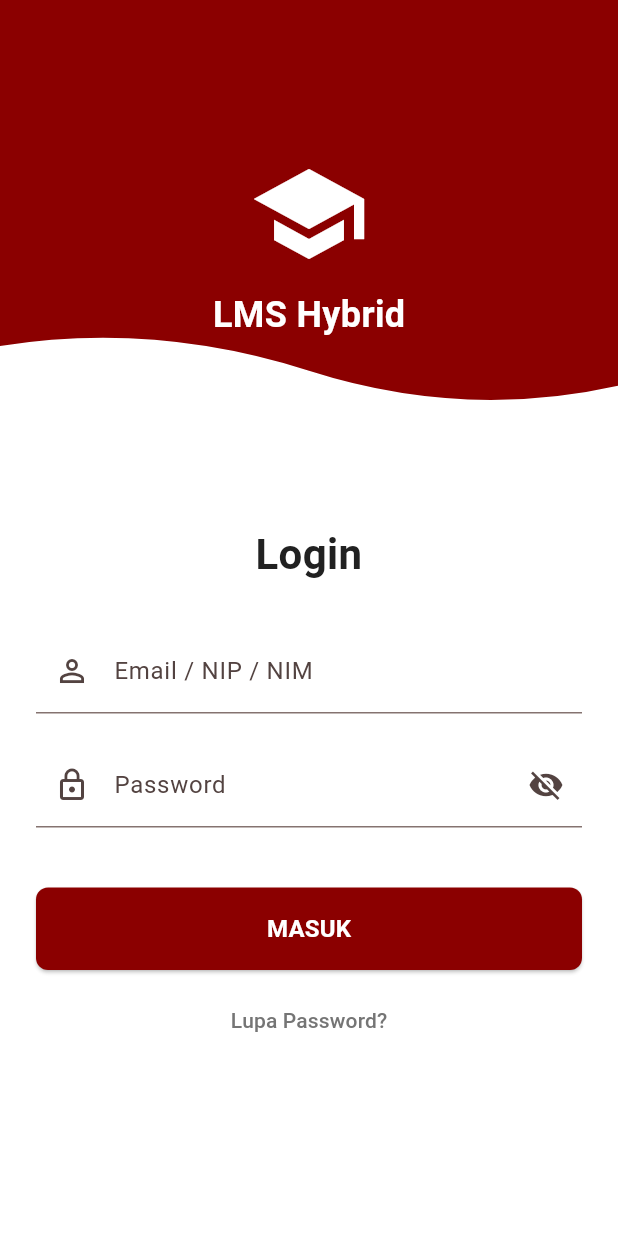
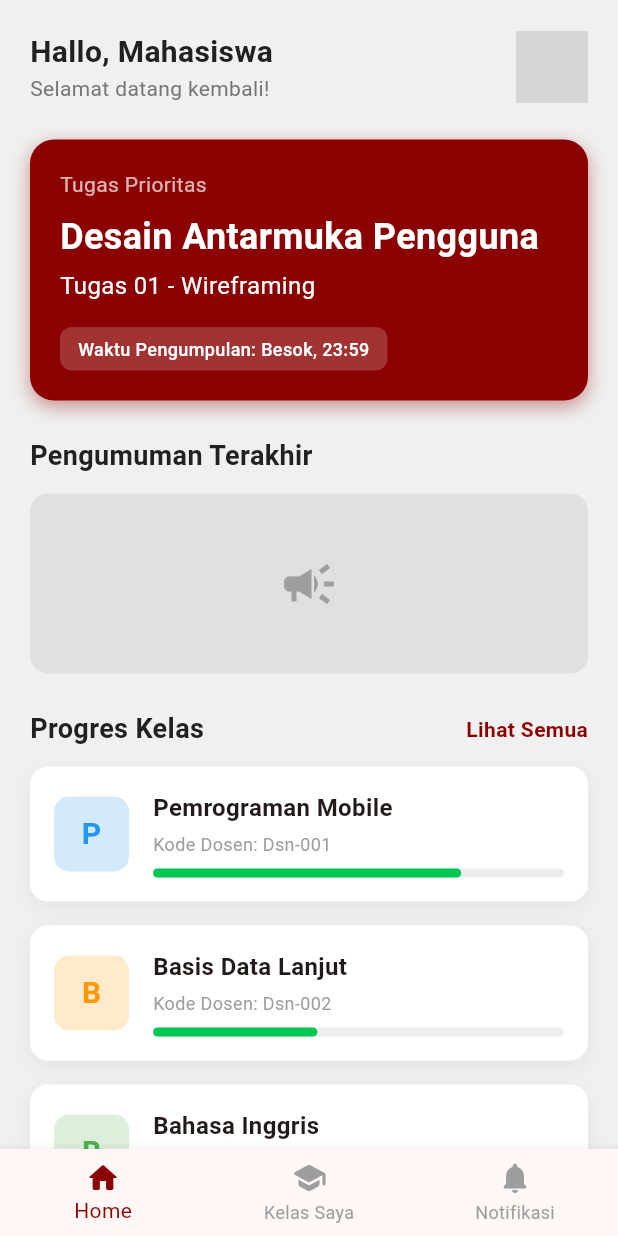
Before and after one commit to mas-fiqi/MLS_tugas_semester7., a Flutter app: the screen it shows after launch, after a tap on "MASUK", on a phone screen of 412 x 824 dp. Run offline on Flutter 3.47's test engine with Material 3 defaults, Android fonts, the phone set to English and light mode, and no system bars; grey boxes are pictures that could not be loaded.

Commit message:
Halaman Utama (Dashboard) dan Navigasi.

```diff
--- a/lib/features/authentication/presentation/pages/login_screen.dart
+++ b/lib/features/authentication/presentation/pages/login_screen.dart
@@ -1,6 +1,7 @@
 import 'package:flutter/material.dart';
 import 'package:learning_management_system/core/constants/colors.dart';
 import 'package:learning_management_system/features/authentication/presentation/widgets/login_clipper.dart';
+import 'package:learning_management_system/features/home/presentation/pages/main_screen.dart';
 
 class LoginScreen extends StatefulWidget {
   const LoginScreen({super.key});
@@ -105,7 +106,11 @@ class _LoginScreenState extends State<LoginScreen> {
                   // Login Button
                   ElevatedButton(
                     onPressed: () {
-                      // TODO: Implement Login Logic
+                      // Navigate to Main Screen (Dashboard)
+                      Navigator.pushReplacement(
+                        context,
+                        MaterialPageRoute(builder: (context) => const MainScreen())
+                      );
                     },
                     child: const Text(
                       "MASUK",
--- a/lib/features/authentication/presentation/pages/splash_screen.dart
+++ b/lib/features/authentication/presentation/pages/splash_screen.dart
@@ -28,20 +28,26 @@ class _SplashScreenState extends State<SplashScreen> {
   @override
   Widget build(BuildContext context) {
     return Scaffold(
-      backgroundColor: kBackgroundColor, // White
+      backgroundColor: kPrimaryColor, // Merah Marun
       body: Center(
         child: Column(
           mainAxisAlignment: MainAxisAlignment.center,
           children: [
-            // Placeholder for Logo if needed later, currently just Text or empty
-            // Image.asset('assets/images/logo.png', height: 150),
+            // Icon Placeholder for Logo
+            const Icon(Icons.school_rounded, color: Colors.white, size: 100),
             const SizedBox(height: 20),
             const Text(
-              "Loading...",
+              "Learning Management System",
               style: TextStyle(
-                color: Colors.black54,
-                fontSize: 16,
+                color: Colors.white,
+                fontSize: 20,
+                fontWeight: FontWeight.bold,
               ),
+            ),
+            const SizedBox(height: 20),
+            // Optional: Loading indicator
+            const CircularProgressIndicator(
+              valueColor: AlwaysStoppedAnimation<Color>(Colors.white),
             ),
           ],
         ),
--- /dev/null
+++ b/lib/features/home/presentation/pages/home_screen.dart
@@ -0,0 +1,186 @@
+import 'package:flutter/material.dart';
+import 'package:learning_management_system/core/constants/colors.dart';
+import 'package:learning_management_system/features/home/presentation/widgets/course_card.dart';
+
+class HomeScreen extends StatelessWidget {
+  const HomeScreen({super.key});
+
+  @override
+  Widget build(BuildContext context) {
+    return Scaffold(
+      backgroundColor: kSurfaceColor,
+      body: SafeArea(
+        child: SingleChildScrollView(
+          padding: const EdgeInsets.all(20.0),
+          child: Column(
+            crossAxisAlignment: CrossAxisAlignment.start,
+            children: [
+              // 1. Header
+              Row(
+                mainAxisAlignment: MainAxisAlignment.spaceBetween,
+                children: [
+                  Column(
+                    crossAxisAlignment: CrossAxisAlignment.start,
+                    children: const [
+                      Text(
+                        "Hallo, Mahasiswa",
+                        style: TextStyle(
+                          fontSize: 20,
+                          fontWeight: FontWeight.bold,
+                          color: kTextColor,
+                        ),
+                      ),
+                      Text(
+                        "Selamat datang kembali!",
+                        style: TextStyle(
+                          fontSize: 14,
+                          color: kTextLightColor,
+                        ),
+                      ),
+                    ],
+                  ),
+                  const CircleAvatar(
+                    radius: 24,
+                    backgroundImage: AssetImage('assets/images/profile_placeholder.png'), // Pastikan ada placeholder atau gunakan Icon
+                    child: Icon(Icons.person),
+                  ),
+                ],
+              ),
+              const SizedBox(height: 24),
+
+              // 2. Kartu Tugas (Red Card)
+              Container(
+                width: double.infinity,
+                padding: const EdgeInsets.all(20),
+                decoration: BoxDecoration(
+                  color: kPrimaryColor,
+                  borderRadius: BorderRadius.circular(16),
+                  boxShadow: [
+                    BoxShadow(
+                      color: kPrimaryColor.withOpacity(0.4),
+                      blurRadius: 10,
+                      offset: const Offset(0, 4),
+                    ),
+                  ],
+                ),
+                child: Column(
+                  crossAxisAlignment: CrossAxisAlignment.start,
+                  children: [
+                    const Text(
+                      "Tugas Prioritas",
+                      style: TextStyle(
+                        color: Colors.white70,
+                        fontSize: 14,
+                      ),
+                    ),
+                    const SizedBox(height: 8),
+                    const Text(
+                      "Desain Antarmuka Pengguna",
+                      style: TextStyle(
+                        color: Colors.white,
+                        fontSize: 24, // Lebih besar
+                        fontWeight: FontWeight.bold,
+                      ),
+                    ),
+                    const SizedBox(height: 4),
+                    const Text(
+                      "Tugas 01 - Wireframing",
+                      style: TextStyle(
+                        color: Colors.white,
+                        fontSize: 16,
+                      ),
+                    ),
+                    const SizedBox(height: 16),
+                    Container(
+                      padding: const EdgeInsets.symmetric(horizontal: 12, vertical: 6),
+                      decoration: BoxDecoration(
+                        color: Colors.white.withOpacity(0.2),
+                        borderRadius: BorderRadius.circular(8),
+                      ),
+                      child: const Text(
+                        "Waktu Pengumpulan: Besok, 23:59",
+                        style: TextStyle(
+                          color: Colors.white,
+                          fontSize: 12,
+                          fontWeight: FontWeight.w500,
+                        ),
+                      ),
+                    ),
+                  ],
+                ),
+              ),
+              const SizedBox(height: 24),
+
+              // 3. Pengumuman
+              const Text(
+                "Pengumuman Terakhir",
+                style: TextStyle(
+                  fontSize: 18,
+                  fontWeight: FontWeight.bold,
+                  color: kTextColor,
+                ),
+              ),
+              const SizedBox(height: 12),
+              Container(
+                width: double.infinity,
+                height: 120,
+                decoration: BoxDecoration(
+                  color: Colors.grey[300],
+                  borderRadius: BorderRadius.circular(12),
+                  // image: DecorationImage(image: AssetImage('assets/images/banner.png'), fit: BoxFit.cover),
+                ),
+                child: const Center(
+                  child: Icon(Icons.campaign, size: 40, color: Colors.grey),
+                ),
+              ),
+              const SizedBox(height: 24),
+
+              // 4. Progres Kelas
+              Row(
+                mainAxisAlignment: MainAxisAlignment.spaceBetween,
+                children: const [
+                  Text(
+                    "Progres Kelas",
+                    style: TextStyle(
+                      fontSize: 18,
+                      fontWeight: FontWeight.bold,
+                      color: kTextColor,
+                    ),
+                  ),
+                  Text(
+                    "Lihat Semua",
+                    style: TextStyle(
+                      color: kPrimaryColor,
+                      fontWeight: FontWeight.bold,
+                    ),
+                  ),
+                ],
+              ),
+              const SizedBox(height: 12),
+
+              // List Mata Kuliah Dummy
+              const CourseCard(
+                courseName: "Pemrograman Mobile",
+                lecturerCode: "Dsn-001",
+                progress: 0.75,
+                iconColor: Colors.blue,
+              ),
+              const CourseCard(
+                courseName: "Basis Data Lanjut",
+                lecturerCode: "Dsn-002",
+                progress: 0.40,
+                iconColor: Colors.orange,
+              ),
+              const CourseCard(
+                courseName: "Bahasa Inggris",
+                lecturerCode: "Dsn-003",
+                progress: 0.90,
+                iconColor: Colors.green,
+              ),
+            ],
+          ),
+        ),
+      ),
+    );
+  }
+}
--- /dev/null
+++ b/lib/features/home/presentation/pages/main_screen.dart
@@ -0,0 +1,56 @@
+import 'package:flutter/material.dart';
+import 'package:learning_management_system/core/constants/colors.dart';
+import 'package:learning_management_system/features/home/presentation/pages/home_screen.dart';
+
+class MainScreen extends StatefulWidget {
+  const MainScreen({super.key});
+
+  @override
+  State<MainScreen> createState() => _MainScreenState();
+}
+
+class _MainScreenState extends State<MainScreen> {
+  int _selectedIndex = 0;
+
+  // List Halaman untuk Bottom Navigation
+  final List<Widget> _pages = [
+    const HomeScreen(),
+    const Scaffold(body: Center(child: Text("Halaman Kelas Saya (Coming Soon)"))), // Placeholder
+    const Scaffold(body: Center(child: Text("Halaman Notifikasi (Coming Soon)"))), // Placeholder
+  ];
+
+  void _onItemTapped(int index) {
+    setState(() {
+      _selectedIndex = index;
+    });
+  }
+
+  @override
+  Widget build(BuildContext context) {
+    return Scaffold(
+      body: _pages[_selectedIndex],
+      bottomNavigationBar: BottomNavigationBar(
+        items: const <BottomNavigationBarItem>[
+          BottomNavigationBarItem(
+            icon: Icon(Icons.home_rounded),
+            label: 'Home',
+          ),
+          BottomNavigationBarItem(
+            icon: Icon(Icons.school_rounded),
+            label: 'Kelas Saya',
+          ),
+          BottomNavigationBarItem(
+            icon: Icon(Icons.notifications_rounded),
+            label: 'Notifikasi',
+          ),
+        ],
+        currentIndex: _selectedIndex,
+        selectedItemColor: kPrimaryColor,
+        unselectedItemColor: Colors.grey,
+        onTap: _onItemTapped,
+        showUnselectedLabels: true,
+        type: BottomNavigationBarType.fixed,
+      ),
+    );
+  }
+}
--- /dev/null
+++ b/lib/features/home/presentation/widgets/course_card.dart
@@ -0,0 +1,92 @@
+import 'package:flutter/material.dart';
+import 'package:learning_management_system/core/constants/colors.dart';
+
+class CourseCard extends StatelessWidget {
+  final String courseName;
+  final String lecturerCode;
+  final double progress;
+  final Color iconColor;
+
+  const CourseCard({
+    super.key,
+    required this.courseName,
+    required this.lecturerCode,
+    required this.progress,
+    this.iconColor = kPrimaryLightColor,
+  });
+
+  @override
+  Widget build(BuildContext context) {
+    return Container(
+      margin: const EdgeInsets.only(bottom: 16),
+      padding: const EdgeInsets.all(16),
+      decoration: BoxDecoration(
+        color: Colors.white,
+        borderRadius: BorderRadius.circular(12),
+        boxShadow: [
+          BoxShadow(
+            color: Colors.black.withOpacity(0.05),
+            blurRadius: 10,
+            offset: const Offset(0, 4),
+          ),
+        ],
+      ),
+      child: Row(
+        children: [
+          // Icon Box
+          Container(
+            height: 50,
+            width: 50,
+            decoration: BoxDecoration(
+              color: iconColor.withOpacity(0.2),
+              borderRadius: BorderRadius.circular(10),
+            ),
+            child: Center(
+              child: Text(
+                courseName.substring(0, 1),
+                style: TextStyle(
+                  color: iconColor,
+                  fontWeight: FontWeight.bold,
+                  fontSize: 20,
+                ),
+              ),
+            ),
+          ),
+          const SizedBox(width: 16),
+          // Course Details
+          Expanded(
+            child: Column(
+              crossAxisAlignment: CrossAxisAlignment.start,
+              children: [
+                Text(
+                  courseName,
+                  style: const TextStyle(
+                    fontWeight: FontWeight.bold,
+                    fontSize: 16,
+                  ),
+                ),
+                const SizedBox(height: 4),
+                Text(
+                  "Kode Dosen: $lecturerCode",
+                  style: const TextStyle(
+                    color: Colors.grey,
+                    fontSize: 12,
+                  ),
+                ),
+                const SizedBox(height: 8),
+                // Progress Bar
+                LinearProgressIndicator(
+                  value: progress,
+                  backgroundColor: Colors.grey[200],
+                  valueColor: const AlwaysStoppedAnimation<Color>(kAccentColor),
+                  minHeight: 6,
+                  borderRadius: BorderRadius.circular(3),
+                ),
+              ],
+            ),
+          ),
+        ],
+      ),
+    );
+  }
+}
```
